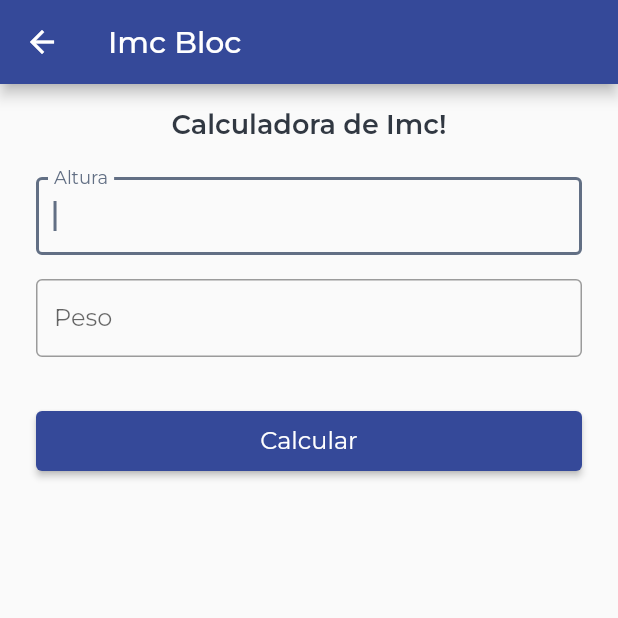
After one commit to ViniciusPii/study-superapp-bloc-cubit, a Flutter app: the screen it shows after launch, after a tap on "Imc", on a phone screen of 412 x 824 dp, the top half of it. The commit adds this screen. Run offline on Flutter 3.47's test engine with Material 2 defaults, Android fonts, the phone set to English and light mode, and no system bars; our stand-ins replace get_it, google_fonts; missing offline and left inert: validatorless.

Commit message:
Imc com bloc

```diff
--- a/lib/src/injection.dart
+++ b/lib/src/injection.dart
@@ -1,9 +1,11 @@
 import 'package:get_it/get_it.dart';
 import 'package:superapp/src/modules/counter/bloc/counter_bloc.dart';
+import 'package:superapp/src/modules/imc/bloc/imc_bloc.dart';
 
 injection() {
   final getIt = GetIt.I;
 
   //controllers
+  getIt.registerFactory(() => ImcBloc());
   getIt.registerFactory(() => CounterBloc());
 }
--- a/lib/src/modules/home/home_page.dart
+++ b/lib/src/modules/home/home_page.dart
@@ -46,7 +46,16 @@ class HomePage extends StatelessWidget {
             Routes.counter,
             arguments: AppColors.blue800,
           ),
-        )
+        ),
+        CardComponent(
+          title: 'Imc',
+          color: AppColors.blue700,
+          description: 'Calculadora simples de imc!',
+          func: () => Navigator.of(context).pushNamed(
+            Routes.imc,
+            arguments: AppColors.blue700,
+          ),
+        ),
       ],
     );
   }
--- /dev/null
+++ b/lib/src/modules/imc/bloc/imc_bloc.dart
@@ -0,0 +1,54 @@
+import 'dart:async';
+
+part 'imc_event.dart';
+part 'imc_state.dart';
+
+class ImcBloc {
+  ImcBloc() {
+    _imcControllerEvent.stream.listen(_mapEvent);
+  }
+
+  final _imcControllerEvent = StreamController<ImcEvent>();
+  final _imcControllerState = StreamController<ImcState>.broadcast();
+
+  Sink<ImcEvent> get imcEvent => _imcControllerEvent.sink;
+  Stream<ImcState> get imcStateStream => _imcControllerState.stream;
+
+  double _imc = 0;
+  String _result = '';
+
+  _mapEvent(ImcEvent event) async {
+    _imcControllerState.add(ImcLoading());
+
+    await Future.delayed(const Duration(milliseconds: 800));
+
+    if (event is ImcCalculate) {
+      _imcCalculate(event.height, event.weight);
+    }
+
+    _imcControllerState.add(ImcSuccess(imc: _imc, result: _result));
+  }
+
+  void _imcCalculate(double height, double weight) {
+    _imc = weight / (height * height);
+
+    if (_imc < 18.5) {
+      _result = 'Abaixo do peso';
+    } else if (_imc <= 24.9) {
+      _result = 'Peso normal';
+    } else if (_imc <= 29.9) {
+      _result = 'Sobrepeso';
+    } else if (_imc <= 34.9) {
+      _result = 'Obesidade 1';
+    } else if (_imc <= 39.9) {
+      _result = 'Obesidade 2';
+    } else {
+      _result = 'Obesidade 3';
+    }
+  }
+
+  void dispose() {
+    _imcControllerEvent.close();
+    _imcControllerState.close();
+  }
+}
--- /dev/null
+++ b/lib/src/modules/imc/bloc/imc_event.dart
@@ -0,0 +1,13 @@
+part of 'imc_bloc.dart';
+
+abstract class ImcEvent {}
+
+class ImcCalculate extends ImcEvent {
+  ImcCalculate({
+    required this.height,
+    required this.weight,
+  });
+
+  final double height;
+  final double weight;
+}
--- /dev/null
+++ b/lib/src/modules/imc/bloc/imc_state.dart
@@ -0,0 +1,34 @@
+part of 'imc_bloc.dart';
+
+abstract class ImcState {
+  ImcState({
+    required this.imc,
+    required this.result,
+  });
+
+  final double imc;
+  final String result;
+}
+
+class ImcInitial extends ImcState {
+  ImcInitial() : super(imc: 0, result: '');
+}
+
+class ImcLoading extends ImcState {
+  ImcLoading() : super(imc: 0, result: '');
+}
+
+class ImcSuccess extends ImcState {
+  ImcSuccess({
+    required double imc,
+    required String result,
+  }) : super(imc: imc, result: result);
+}
+
+class ImcError extends ImcState {
+  ImcError({
+    required this.message,
+  }) : super(imc: 0, result: '');
+
+  final String message;
+}
--- /dev/null
+++ b/lib/src/modules/imc/imc_page.dart
@@ -0,0 +1,153 @@
+import 'package:flutter/material.dart';
+import 'package:get_it/get_it.dart';
+import 'package:superapp/src/core/components/input_component.dart';
+import 'package:superapp/src/core/theme/app_dimension.dart';
+import 'package:superapp/src/core/theme/app_fonts.dart';
+import 'package:superapp/src/core/utils/utils.dart';
+import 'package:superapp/src/modules/imc/bloc/imc_bloc.dart';
+import 'package:validatorless/validatorless.dart';
+
+class ImcPage extends StatefulWidget {
+  const ImcPage({Key? key}) : super(key: key);
+
+  @override
+  State<ImcPage> createState() => _ImcPageState();
+}
+
+class _ImcPageState extends State<ImcPage> {
+  late final ImcBloc bloc;
+
+  final _formKey = GlobalKey<FormState>();
+  final _heightEC = TextEditingController();
+  final _weightEC = TextEditingController();
+
+  @override
+  void initState() {
+    bloc = GetIt.I();
+    super.initState();
+  }
+
+  @override
+  void dispose() {
+    bloc.dispose();
+    _heightEC.dispose();
+    _weightEC.dispose();
+    super.dispose();
+  }
+
+  @override
+  Widget build(BuildContext context) {
+    final color = Utils.getColor(context);
+
+    return Scaffold(
+      appBar: AppBar(
+        backgroundColor: color,
+        title: const Text('Imc Bloc'),
+      ),
+      body: Padding(
+        padding: const EdgeInsets.symmetric(
+          vertical: AppDimension.size_2,
+          horizontal: AppDimension.size_3,
+        ),
+        child: Column(
+          children: [
+            _buildTitle(),
+            const SizedBox(
+              height: AppDimension.size_3,
+            ),
+            _buildForms(color),
+            const SizedBox(
+              height: AppDimension.size_2,
+            ),
+            _buildResult(),
+          ],
+        ),
+      ),
+    );
+  }
+
+  Widget _buildTitle() {
+    return Text(
+      'Calculadora de Imc!',
+      style: AppFonts.titleLarge(),
+    );
+  }
+
+  Widget _buildResult() {
+    return StreamBuilder<ImcState>(
+      stream: bloc.imcStateStream,
+      initialData: ImcInitial(),
+      builder: (context, snapshot) {
+        return Visibility(
+          visible: snapshot.data is ImcSuccess,
+          child: Column(
+            mainAxisAlignment: MainAxisAlignment.center,
+            children: [
+              Text(
+                'Seu imc é ${snapshot.data!.imc.toStringAsFixed(1)}',
+                style: AppFonts.bodyLarge(),
+              ),
+              Text(
+                snapshot.data!.result,
+                style: AppFonts.titleLarge(),
+              ),
+            ],
+          ),
+        );
+      },
+    );
+  }
+
+  Widget _buildForms(Color color) {
+    return Form(
+      key: _formKey,
+      child: Column(
+        children: [
+          InputComponent(
+            color: color,
+            label: 'Altura',
+            controller: _heightEC,
+            type: TextInputType.number,
+            validators: Validatorless.required('Campo obrigatório'),
+          ),
+          const SizedBox(
+            height: AppDimension.size_2,
+          ),
+          InputComponent(
+            color: color,
+            label: 'Peso',
+            controller: _weightEC,
+            type: TextInputType.number,
+            validators: Validatorless.required('Campo obrigatório'),
+          ),
+          const SizedBox(
+            height: AppDimension.size_4,
+          ),
+          StreamBuilder<ImcState>(
+            stream: bloc.imcStateStream,
+            builder: (context, snapshot) {
+              return Visibility(
+                visible: snapshot.data is ImcLoading,
+                replacement: ElevatedButton(
+                  onPressed: () {
+                    if (_formKey.currentState!.validate()) {
+                      bloc.imcEvent.add(
+                        ImcCalculate(
+                          height: double.parse(_heightEC.text.replaceAll(',', '.')),
+                          weight: double.parse(_weightEC.text.replaceAll(',', '.')),
+                        ),
+                      );
+                    }
+                  },
+                  style: ElevatedButton.styleFrom(primary: color),
+                  child: const Text('Calcular'),
+                ),
+                child: CircularProgressIndicator(color: color),
+              );
+            },
+          )
+        ],
+      ),
+    );
+  }
+}
--- a/lib/src/routes/routes.dart
+++ b/lib/src/routes/routes.dart
@@ -1,11 +1,14 @@
 import 'package:superapp/src/modules/counter/counter_page.dart';
 import 'package:superapp/src/modules/home/home_page.dart';
+import 'package:superapp/src/modules/imc/imc_page.dart';
 
 class Routes {
   static const String home = '/';
+  static const String imc = '/imc';
   static const String counter = '/counter';
 
   final routes = {
+    imc: (context) => const ImcPage(),
     home: (context) => const HomePage(),
     counter: (context) => const CounterPage(),
   };
--- a/pubspec.yaml
+++ b/pubspec.yaml
@@ -36,6 +36,7 @@ dependencies:
   cupertino_icons: ^1.0.2
   google_fonts: ^3.0.1
   get_it: ^7.2.0
+  validatorless: ^1.2.1
 
 dev_dependencies:
   flutter_test:
```
Also changed, not shown: pubspec.lock.
